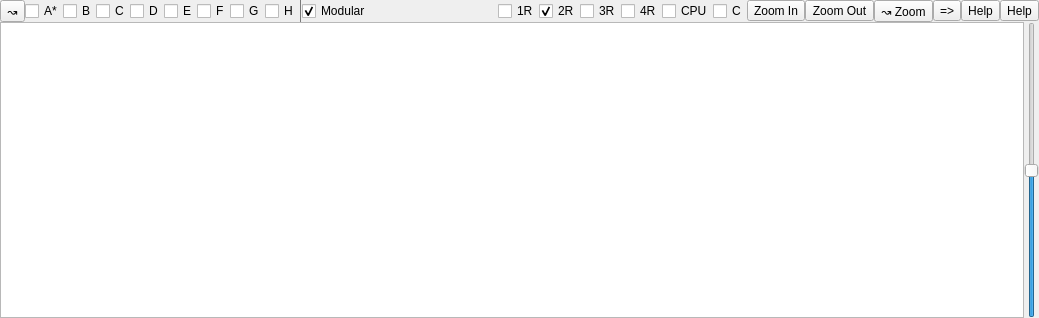
First picture: the form in Qt/qt4_mixer_widget.ui, repository kmatheussen/radium, before the edit.
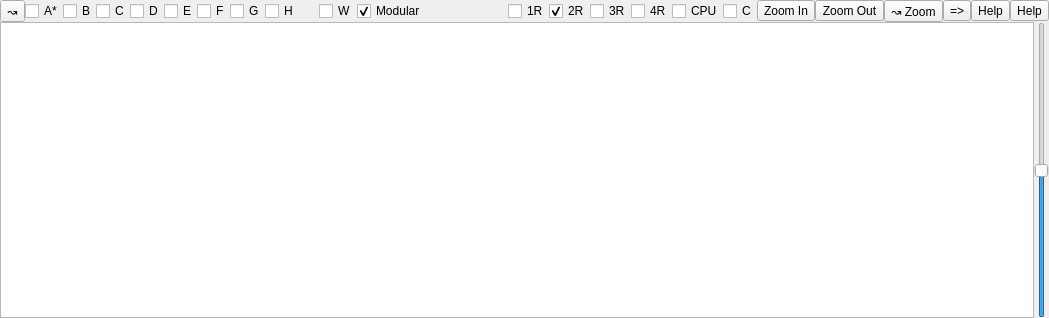
Second picture: the form after the edit.

Commit message: mixer: Add a "W" checkbox to show mixer in separate window, plus some more anti-flickering hacks

Patch:
```diff
--- a/Qt/qt4_mixer_widget.ui
+++ b/Qt/qt4_mixer_widget.ui
@@ -6,7 +6,7 @@
    <rect>
     <x>0</x>
     <y>0</y>
-    <width>1039</width>
+    <width>1049</width>
     <height>318</height>
    </rect>
   </property>
@@ -143,487 +143,25 @@
       </widget>
      </item>
      <item>
-      <widget class="Line" name="line_8">
-       <property name="palette">
-        <palette>
-         <active>
-          <colorrole role="WindowText">
-           <brush brushstyle="SolidPattern">
-            <color alpha="255">
-             <red>121</red>
-             <green>121</green>
-             <blue>121</blue>
-            </color>
-           </brush>
-          </colorrole>
-          <colorrole role="Button">
-           <brush brushstyle="SolidPattern">
-            <color alpha="255">
-             <red>174</red>
-             <green>174</green>
-             <blue>174</blue>
-            </color>
-           </brush>
-          </colorrole>
-          <colorrole role="Light">
-           <brush brushstyle="SolidPattern">
-            <color alpha="255">
-             <red>195</red>
-             <green>195</green>
-             <blue>195</blue>
-            </color>
-           </brush>
-          </colorrole>
-          <colorrole role="Midlight">
-           <brush brushstyle="SolidPattern">
-            <color alpha="255">
-             <red>214</red>
-             <green>214</green>
-             <blue>214</blue>
-            </color>
-           </brush>
-          </colorrole>
-          <colorrole role="Dark">
-           <brush brushstyle="SolidPattern">
-            <color alpha="255">
-             <red>87</red>
-             <green>87</green>
-             <blue>87</blue>
-            </color>
-           </brush>
-          </colorrole>
-          <colorrole role="Mid">
-           <brush brushstyle="SolidPattern">
-            <color alpha="255">
-             <red>116</red>
-             <green>116</green>
-             <blue>116</blue>
-            </color>
-           </brush>
-          </colorrole>
-          <colorrole role="Text">
-           <brush brushstyle="SolidPattern">
-            <color alpha="255">
-             <red>84</red>
-             <green>84</green>
-             <blue>84</blue>
-            </color>
-           </brush>
-          </colorrole>
-          <colorrole role="BrightText">
-           <brush brushstyle="SolidPattern">
-            <color alpha="255">
-             <red>205</red>
-             <green>205</green>
-             <blue>205</blue>
-            </color>
-           </brush>
-          </colorrole>
-          <colorrole role="ButtonText">
-           <brush brushstyle="SolidPattern">
-            <color alpha="255">
-             <red>117</red>
-             <green>117</green>
-             <blue>117</blue>
-            </color>
-           </brush>
-          </colorrole>
-          <colorrole role="Base">
-           <brush brushstyle="SolidPattern">
-            <color alpha="255">
-             <red>226</red>
-             <green>226</green>
-             <blue>226</blue>
-            </color>
-           </brush>
-          </colorrole>
-          <colorrole role="Window">
-           <brush brushstyle="SolidPattern">
-            <color alpha="255">
-             <red>174</red>
-             <green>174</green>
-             <blue>174</blue>
-            </color>
-           </brush>
-          </colorrole>
-          <colorrole role="Shadow">
-           <brush brushstyle="SolidPattern">
-            <color alpha="255">
-             <red>84</red>
-             <green>84</green>
-             <blue>84</blue>
-            </color>
-           </brush>
-          </colorrole>
-          <colorrole role="HighlightedText">
-           <brush brushstyle="SolidPattern">
-            <color alpha="255">
-             <red>213</red>
-             <green>213</green>
-             <blue>213</blue>
-            </color>
-           </brush>
-          </colorrole>
-          <colorrole role="AlternateBase">
-           <brush brushstyle="SolidPattern">
-            <color alpha="255">
-             <red>214</red>
-             <green>214</green>
-             <blue>214</blue>
-            </color>
-           </brush>
-          </colorrole>
-          <colorrole role="NoRole">
-           <brush brushstyle="SolidPattern">
-            <color alpha="255">
-             <red>113</red>
-             <green>113</green>
-             <blue>113</blue>
-            </color>
-           </brush>
-          </colorrole>
-          <colorrole role="ToolTipBase">
-           <brush brushstyle="SolidPattern">
-            <color alpha="255">
-             <red>212</red>
-             <green>212</green>
-             <blue>183</blue>
-            </color>
-           </brush>
-          </colorrole>
-          <colorrole role="ToolTipText">
-           <brush brushstyle="SolidPattern">
-            <color alpha="255">
-             <red>92</red>
-             <green>92</green>
-             <blue>92</blue>
-            </color>
-           </brush>
-          </colorrole>
-         </active>
-         <inactive>
-          <colorrole role="WindowText">
-           <brush brushstyle="SolidPattern">
-            <color alpha="255">
-             <red>121</red>
-             <green>121</green>
-             <blue>121</blue>
-            </color>
-           </brush>
-          </colorrole>
-          <colorrole role="Button">
-           <brush brushstyle="SolidPattern">
-            <color alpha="255">
-             <red>174</red>
-             <green>174</green>
-             <blue>174</blue>
-            </color>
-           </brush>
-          </colorrole>
-          <colorrole role="Light">
-           <brush brushstyle="SolidPattern">
-            <color alpha="255">
-             <red>195</red>
-             <green>195</green>
-             <blue>195</blue>
-            </color>
-           </brush>
-          </colorrole>
-          <colorrole role="Midlight">
-           <brush brushstyle="SolidPattern">
-            <color alpha="255">
-             <red>214</red>
-             <green>214</green>
-             <blue>214</blue>
-            </color>
-           </brush>
-          </colorrole>
-          <colorrole role="Dark">
-           <brush brushstyle="SolidPattern">
-            <color alpha="255">
-             <red>87</red>
-             <green>87</green>
-             <blue>87</blue>
-            </color>
-           </brush>
-          </colorrole>
-          <colorrole role="Mid">
-           <brush brushstyle="SolidPattern">
-            <color alpha="255">
-             <red>116</red>
-             <green>116</green>
-             <blue>116</blue>
-            </color>
-           </brush>
-          </colorrole>
-          <colorrole role="Text">
-           <brush brushstyle="SolidPattern">
-            <color alpha="255">
-             <red>84</red>
-             <green>84</green>
-             <blue>84</blue>
-            </color>
-           </brush>
-          </colorrole>
-          <colorrole role="BrightText">
-           <brush brushstyle="SolidPattern">
-            <color alpha="255">
-             <red>205</red>
-             <green>205</green>
-             <blue>205</blue>
-            </color>
-           </brush>
-          </colorrole>
-          <colorrole role="ButtonText">
-           <brush brushstyle="SolidPattern">
-            <color alpha="255">
-             <red>117</red>
-             <green>117</green>
-             <blue>117</blue>
-            </color>
-           </brush>
-          </colorrole>
-          <colorrole role="Base">
-           <brush brushstyle="SolidPattern">
-            <color alpha="255">
-             <red>226</red>
-             <green>226</green>
-             <blue>226</blue>
-            </color>
-           </brush>
-          </colorrole>
-          <colorrole role="Window">
-           <brush brushstyle="SolidPattern">
-            <color alpha="255">
-             <red>174</red>
-             <green>174</green>
-             <blue>174</blue>
-            </color>
-           </brush>
-          </colorrole>
-          <colorrole role="Shadow">
-           <brush brushstyle="SolidPattern">
-            <color alpha="255">
-             <red>84</red>
-             <green>84</green>
-             <blue>84</blue>
-            </color>
-           </brush>
-          </colorrole>
-          <colorrole role="HighlightedText">
-           <brush brushstyle="SolidPattern">
-            <color alpha="255">
-             <red>213</red>
-             <green>213</green>
-             <blue>213</blue>
-            </color>
-           </brush>
-          </colorrole>
-          <colorrole role="AlternateBase">
-           <brush brushstyle="SolidPattern">
-            <color alpha="255">
-             <red>214</red>
-             <green>214</green>
-             <blue>214</blue>
-            </color>
-           </brush>
-          </colorrole>
-          <colorrole role="NoRole">
-           <brush brushstyle="SolidPattern">
-            <color alpha="255">
-             <red>113</red>
-             <green>113</green>
-             <blue>113</blue>
-            </color>
-           </brush>
-          </colorrole>
-          <colorrole role="ToolTipBase">
-           <brush brushstyle="SolidPattern">
-            <color alpha="255">
-             <red>212</red>
-             <green>212</green>
-             <blue>183</blue>
-            </color>
-           </brush>
-          </colorrole>
-          <colorrole role="ToolTipText">
-           <brush brushstyle="SolidPattern">
-            <color alpha="255">
-             <red>92</red>
-             <green>92</green>
-             <blue>92</blue>
-            </color>
-           </brush>
-          </colorrole>
-         </inactive>
-         <disabled>
-          <colorrole role="WindowText">
-           <brush brushstyle="SolidPattern">
-            <color alpha="255">
-             <red>87</red>
-             <green>87</green>
-             <blue>87</blue>
-            </color>
-           </brush>
-          </colorrole>
-          <colorrole role="Button">
-           <brush brushstyle="SolidPattern">
-            <color alpha="255">
-             <red>174</red>
-             <green>174</green>
-             <blue>174</blue>
-            </color>
-           </brush>
-          </colorrole>
-          <colorrole role="Light">
-           <brush brushstyle="SolidPattern">
-            <color alpha="255">
-             <red>195</red>
-             <green>195</green>
-             <blue>195</blue>
-            </color>
-           </brush>
-          </colorrole>
-          <colorrole role="Midlight">
-           <brush brushstyle="SolidPattern">
-            <color alpha="255">
-             <red>214</red>
-             <green>214</green>
-             <blue>214</blue>
-            </color>
-           </brush>
-          </colorrole>
-          <colorrole role="Dark">
-           <brush brushstyle="SolidPattern">
-            <color alpha="255">
-             <red>87</red>
-             <green>87</green>
-             <blue>87</blue>
-            </color>
-           </brush>
-          </colorrole>
-          <colorrole role="Mid">
-           <brush brushstyle="SolidPattern">
-            <color alpha="255">
-             <red>116</red>
-             <green>116</green>
-             <blue>116</blue>
-            </color>
-           </brush>
-          </colorrole>
-          <colorrole role="Text">
-           <brush brushstyle="SolidPattern">
-            <color alpha="255">
-             <red>87</red>
-             <green>87</green>
-             <blue>87</blue>
-            </color>
-           </brush>
-          </colorrole>
-          <colorrole role="BrightText">
-           <brush brushstyle="SolidPattern">
-            <color alpha="255">
-             <red>205</red>
-             <green>205</green>
-             <blue>205</blue>
-            </color>
-           </brush>
-          </colorrole>
-          <colorrole role="ButtonText">
-           <brush brushstyle="SolidPattern">
-            <color alpha="255">
-             <red>87</red>
-             <green>87</green>
-             <blue>87</blue>
-            </color>
-           </brush>
-          </colorrole>
-          <colorrole role="Base">
-           <brush brushstyle="SolidPattern">
-            <color alpha="255">
-             <red>174</red>
-             <green>174</green>
-             <blue>174</blue>
-            </color>
-           </brush>
-          </colorrole>
-          <colorrole role="Window">
-           <brush brushstyle="SolidPattern">
-            <color alpha="255">
-             <red>174</red>
-             <green>174</green>
-             <blue>174</blue>
-            </color>
-           </brush>
-          </colorrole>
-          <colorrole role="Shadow">
-           <brush brushstyle="SolidPattern">
-            <color alpha="255">
-             <red>84</red>
-             <green>84</green>
-             <blue>84</blue>
-            </color>
-           </brush>
-          </colorrole>
-          <colorrole role="HighlightedText">
-           <brush brushstyle="SolidPattern">
-            <color alpha="255">
-             <red>213</red>
-             <green>213</green>
-             <blue>213</blue>
-            </color>
-           </brush>
-          </colorrole>
-          <colorrole role="AlternateBase">
-           <brush brushstyle="SolidPattern">
-            <color alpha="255">
-             <red>174</red>
-             <green>174</green>
-             <blue>174</blue>
-            </color>
-           </brush>
-          </colorrole>
-          <colorrole role="NoRole">
-           <brush brushstyle="SolidPattern">
-            <color alpha="255">
-             <red>113</red>
-             <green>113</green>
-             <blue>113</blue>
-            </color>
-           </brush>
-          </colorrole>
-          <colorrole role="ToolTipBase">
-           <brush brushstyle="SolidPattern">
-            <color alpha="255">
-             <red>212</red>
-             <green>212</green>
-             <blue>183</blue>
-            </color>
-           </brush>
-          </colorrole>
-          <colorrole role="ToolTipText">
-           <brush brushstyle="SolidPattern">
-            <color alpha="255">
-             <red>92</red>
-             <green>92</green>
-             <blue>92</blue>
-            </color>
-           </brush>
-          </colorrole>
-         </disabled>
-        </palette>
-       </property>
-       <property name="frameShadow">
-        <enum>QFrame::Plain</enum>
-       </property>
-       <property name="lineWidth">
-        <number>1</number>
-       </property>
-       <property name="midLineWidth">
-        <number>0</number>
-       </property>
+      <spacer name="horizontalSpacer_2">
        <property name="orientation">
-        <enum>Qt::Vertical</enum>
+        <enum>Qt::Horizontal</enum>
+       </property>
+       <property name="sizeType">
+        <enum>QSizePolicy::Maximum</enum>
+       </property>
+       <property name="sizeHint" stdset="0">
+        <size>
+         <width>20</width>
+         <height>20</height>
+        </size>
+       </property>
+      </spacer>
+     </item>
+     <item>
+      <widget class="QCheckBox" name="window_mode">
+       <property name="text">
+        <string>W</string>
        </property>
       </widget>
      </item>
```
The commit also changes 3 other files.
